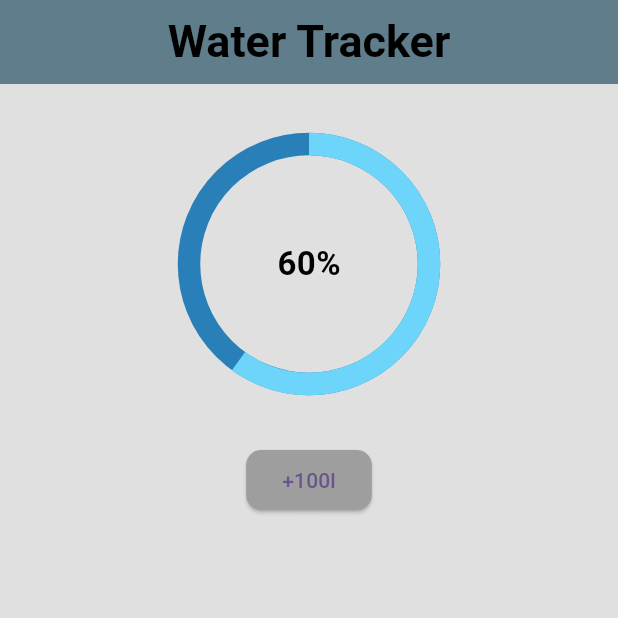
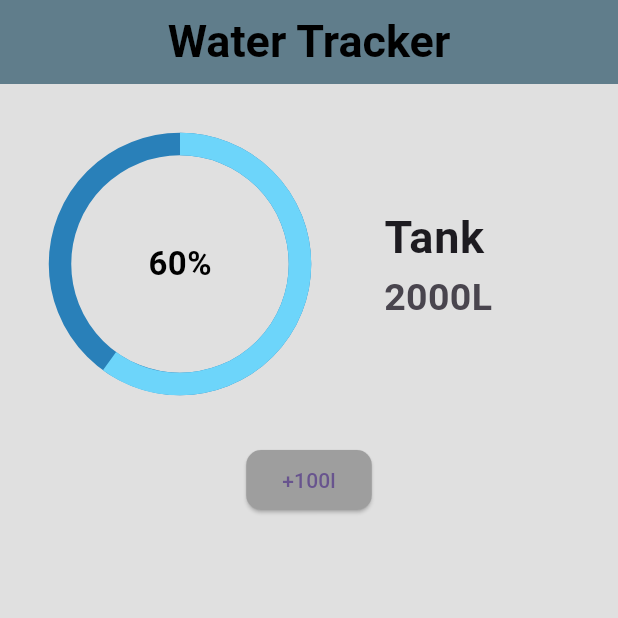
Before and after one commit to mr-riad/Water-Tracker-App, a Flutter app: the screen it shows after launch, on a phone screen of 412 x 824 dp, the top half of it. Run offline on Flutter 3.47's test engine with Material 3 defaults, Android fonts, the phone set to English and light mode, and no system bars.

Commit message:
tank capacity

```diff
--- a/lib/screens/home_screen.dart
+++ b/lib/screens/home_screen.dart
@@ -27,7 +27,9 @@ class _HomeScreenState extends State<HomeScreen> {
       body: Column(
         children: [
           Center(
-            child: Container(
+            child: Row(
+              children: [
+                Container(
                   margin: EdgeInsets.all(20),
                   padding: EdgeInsets.all(20),
                   height: 200,
@@ -59,6 +61,21 @@ class _HomeScreenState extends State<HomeScreen> {
                     ],
                   ),
                 ),
+                Expanded(
+                  child: ListTile(
+                    title: Text("Tank",style: TextStyle(
+                      fontWeight: FontWeight.bold,
+                      fontSize: 30
+                    ),),
+                    subtitle: Text("2000L",
+                        style: TextStyle(
+                        fontWeight: FontWeight.bold,
+                        fontSize: 25
+                    )),
+                  ),
+                )
+              ],
+            ),
           ),
 
           Container(
```
Lines whose indentation alone changed are shown as unchanged.
